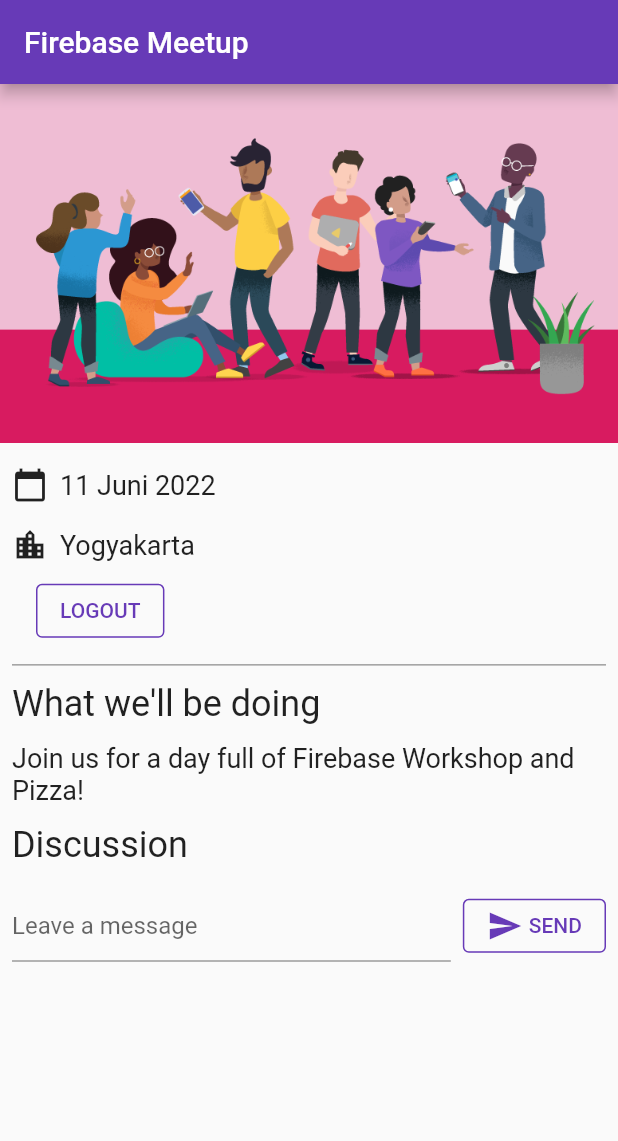
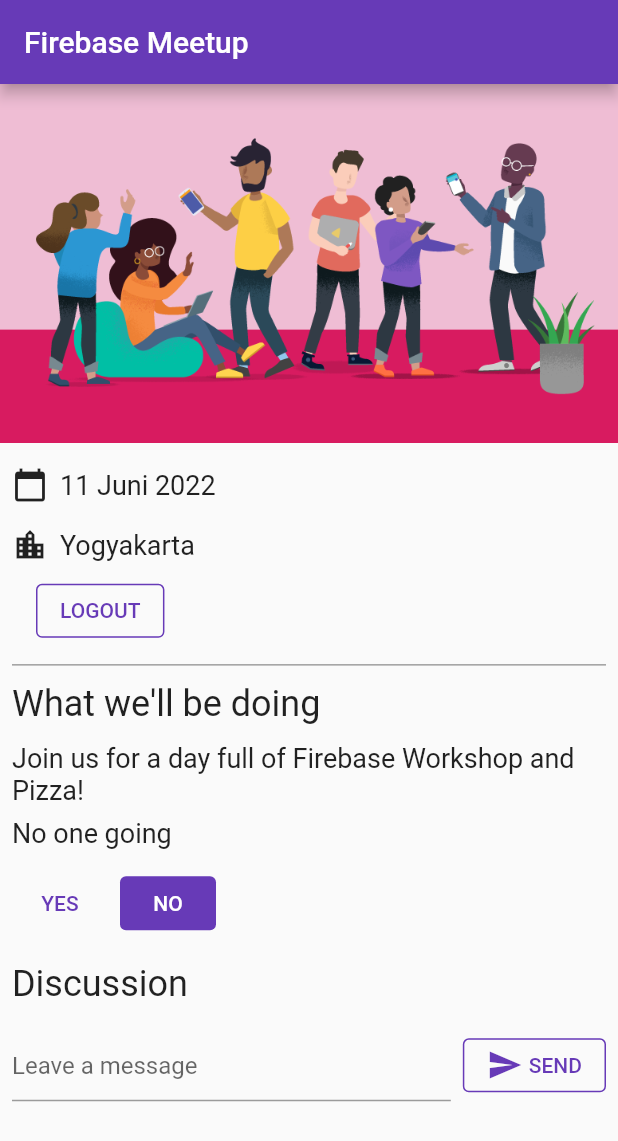
Before and after one commit to dwisuluh/flutter_firebase, a Flutter app: the screen it shows once a user with an empty profile is signed in, on a phone screen of 412 x 824 dp. Shown: the top 1141 px of the screen. Run offline on Flutter 3.47's test engine with Material 2 defaults, Android fonts, the phone set to English and light mode, and no system bars; our stand-ins replace cloud_firestore, firebase_auth, firebase_core, google_fonts; accounts and stored records are empty.

Commit message:
Update main.dart
last update

```diff
--- a/lib/main.dart
+++ b/lib/main.dart
@@ -88,7 +88,17 @@ class HomePage extends StatelessWidget {
             builder: (context, appState, _) => Column(
               crossAxisAlignment: CrossAxisAlignment.start,
               children: [
+                if (appState.attendees >= 2)
+                  Paragraph('${appState.attendees} people going')
+                else if (appState.attendees == 1)
+                  const Paragraph('1 person going')
+                else
+                  const Paragraph('No one going'),
                 if (appState.loginState == ApplicationLoginState.loggedIn) ...[
+                  YesNoSelection(
+                    state: appState.attending,
+                    onSelection: (attending) => appState.attending = attending,
+                  ),
                   const Header('Discussion'),
                   GuestBook(
                     addMessage: (message) =>
@@ -112,8 +122,17 @@ class ApplicationState extends ChangeNotifier {
 
   Future<void> init() async {
     await Firebase.initializeApp(
-      options: DefaultFirebaseOptions.currentPlatform,
-    );
+        // options: DefaultFirebaseOptions.currentPlatform,
+        );
+
+    FirebaseFirestore.instance
+        .collection('attendees')
+        .where('attending', isEqualTo: true)
+        .snapshots()
+        .listen((snapshot) {
+      _attendees = snapshot.docs.length;
+      notifyListeners();
+    });
 
     FirebaseAuth.instance.userChanges().listen((user) {
       if (user != null) {
@@ -134,10 +153,27 @@ class ApplicationState extends ChangeNotifier {
           }
           notifyListeners();
         });
+        _attendingSubscription = FirebaseFirestore.instance
+            .collection('attendees')
+            .doc(user.uid)
+            .snapshots()
+            .listen((snapshot) {
+          if (snapshot.data() != null) {
+            if (snapshot.data()!['attending'] as bool) {
+              _attending = Attending.yes;
+            } else {
+              _attending = Attending.no;
+            }
+          } else {
+            _attending = Attending.unknown;
+          }
+          notifyListeners();
+        });
       } else {
         _loginState = ApplicationLoginState.loggedOut;
         _guestBookMessages = [];
         _guestBookSubscription?.cancel();
+        _attendingSubscription?.cancel();
       }
       notifyListeners();
     });
@@ -152,6 +188,22 @@ class ApplicationState extends ChangeNotifier {
   StreamSubscription<QuerySnapshot>? _guestBookSubscription;
   List<GuestBookMessage> _guestBookMessages = [];
   List<GuestBookMessage> get guestBookMessages => _guestBookMessages;
+
+  int _attendees = 0;
+  int get attendees => _attendees;
+  Attending _attending = Attending.unknown;
+  Attending get attending => _attending;
+  StreamSubscription<DocumentSnapshot>? _attendingSubscription;
+  set attending(Attending attending) {
+    final userDoc = FirebaseFirestore.instance
+        .collection('attendees')
+        .doc(FirebaseAuth.instance.currentUser!.uid);
+    if (attending == Attending.yes) {
+      userDoc.set(<String, dynamic>{'attending': true});
+    } else {
+      userDoc.set(<String, dynamic>{'attending': false});
+    }
+  }
 
   void startLoginFlow() {
     _loginState = ApplicationLoginState.emailAddress;
@@ -237,6 +289,8 @@ class GuestBookMessage {
   final String message;
 }
 
+enum Attending { yes, no, unknown }
+
 class GuestBook extends StatefulWidget {
   const GuestBook({required this.addMessage, required this.messages});
   final FutureOr<void> Function(String message) addMessage;
@@ -300,3 +354,68 @@ class _GuestBookState extends State<GuestBook> {
     ]);
   }
 }
+
+class YesNoSelection extends StatelessWidget {
+  const YesNoSelection({required this.state, required this.onSelection});
+  final Attending state;
+  final void Function(Attending selection) onSelection;
+
+  @override
+  Widget build(BuildContext context) {
+    switch (state) {
+      case Attending.yes:
+        return Padding(
+          padding: const EdgeInsets.all(8.0),
+          child: Row(
+            children: [
+              ElevatedButton(
+                style: ElevatedButton.styleFrom(elevation: 0),
+                onPressed: () => onSelection(Attending.yes),
+                child: const Text('YES'),
+              ),
+              const SizedBox(width: 8),
+              TextButton(
+                onPressed: () => onSelection(Attending.no),
+                child: const Text('NO'),
+              ),
+            ],
+          ),
+        );
+      case Attending.no:
+        return Padding(
+          padding: const EdgeInsets.all(8.0),
+          child: Row(
+            children: [
+              TextButton(
+                onPressed: () => onSelection(Attending.yes),
+                child: const Text('YES'),
+              ),
+              const SizedBox(width: 8),
+              ElevatedButton(
+                style: ElevatedButton.styleFrom(elevation: 0),
+                onPressed: () => onSelection(Attending.no),
+                child: const Text('NO'),
+              ),
+            ],
+          ),
+        );
+      default:
+        return Padding(
+          padding: const EdgeInsets.all(8.0),
+          child: Row(
+            children: [
+              StyledButton(
+                onPressed: () => onSelection(Attending.yes),
+                child: const Text('YES'),
+              ),
+              const SizedBox(width: 8),
+              StyledButton(
+                onPressed: () => onSelection(Attending.no),
+                child: const Text('NO'),
+              ),
+            ],
+          ),
+        );
+    }
+  }
+}
```
